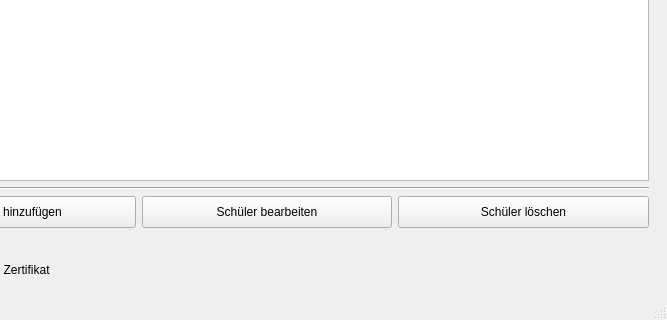
Above: mainwindow.ui from MCG-Dallgow/MINT-Manager before the change; both pictures show x 133 to 800 and y 280 to 600 of the 800 by 600 pixel window. Below: the same form after it.
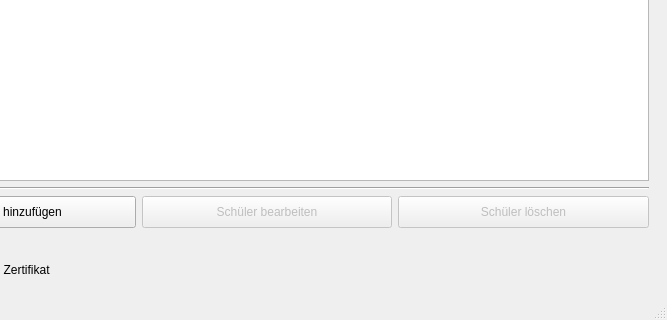
That is the form after the change.

Commit message: Disable buttons when no student is selected

Diff of the .ui file:
```diff
--- a/mainwindow.ui
+++ b/mainwindow.ui
@@ -136,6 +136,9 @@
           </item>
           <item>
            <widget class="QPushButton" name="btnEditStudent">
+            <property name="enabled">
+             <bool>false</bool>
+            </property>
             <property name="minimumSize">
              <size>
               <width>0</width>
@@ -149,6 +152,9 @@
           </item>
           <item>
            <widget class="QPushButton" name="btnRemoveStudent">
+            <property name="enabled">
+             <bool>false</bool>
+            </property>
             <property name="minimumSize">
              <size>
               <width>0</width>
```
Left out of the diff: 3 changed lines with no effect on the pictures. The commit also changes 2 other files.
